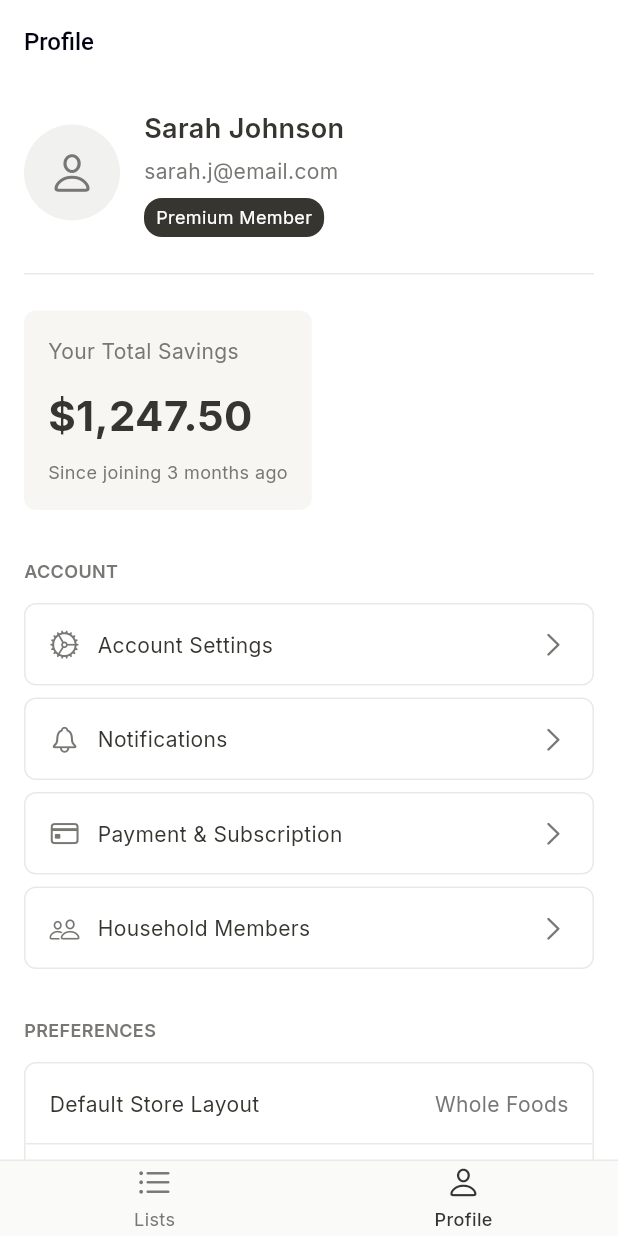
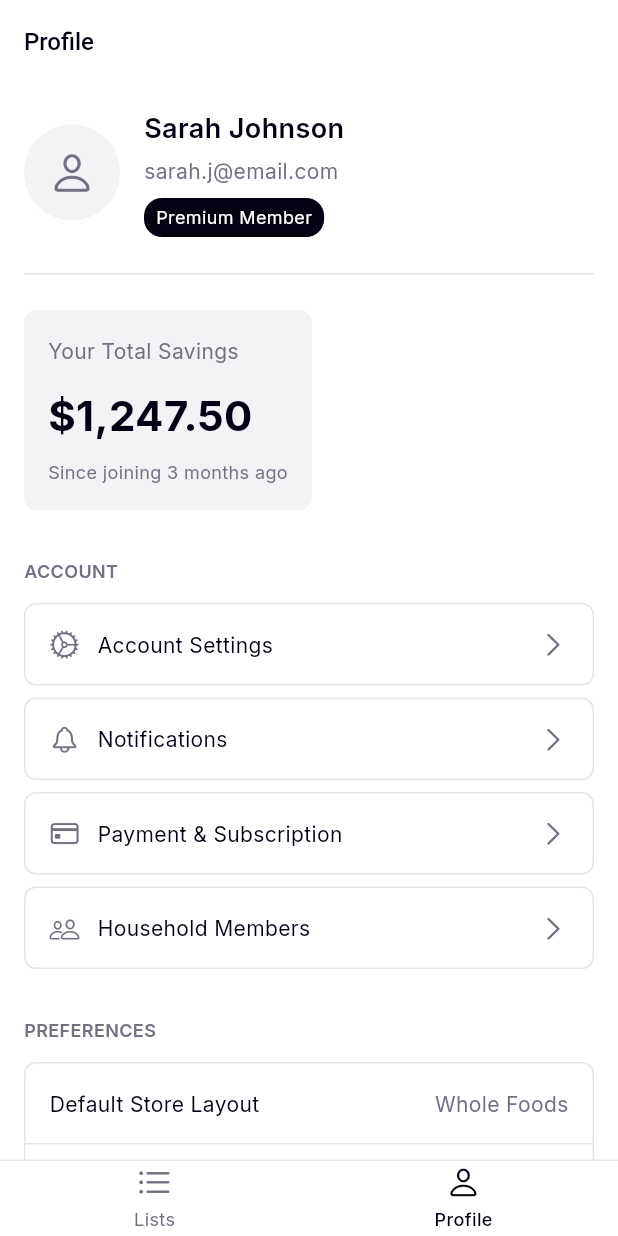
Before and after one commit to shelly-nas/baskit, a Flutter app: the screen it shows after launch, after a tap on "Profile", on a phone screen of 412 x 824 dp. Run offline on Flutter 3.47's test engine with Material 3 defaults, Android fonts, the phone set to English and light mode, and no system bars; our stand-ins replace google_fonts.

Commit message:
feat: Refactor components to utilize design tokens for consistent styling

```diff
--- a/lib/frontend/presentation/components/atoms/app_badge.dart
+++ b/lib/frontend/presentation/components/atoms/app_badge.dart
@@ -1,4 +1,5 @@
 import 'package:flutter/material.dart';
+import '../../../theme/design_tokens.dart';
 import 'app_text.dart';
 
 /// Atomic badge component for labels and indicators
@@ -22,10 +23,16 @@ class AppBadge extends StatelessWidget {
   Widget build(BuildContext context) {
     return Container(
       padding:
-          padding ?? const EdgeInsets.symmetric(horizontal: 8, vertical: 4),
+          padding ??
+          const EdgeInsets.symmetric(
+            horizontal: DesignTokens.spaceMedium,
+            vertical: DesignTokens.spaceSmall,
+          ),
       decoration: BoxDecoration(
         color: backgroundColor,
-        borderRadius: BorderRadius.circular(borderRadius ?? 12),
+        borderRadius: BorderRadius.circular(
+          borderRadius ?? DesignTokens.radiusLarge,
+        ),
       ),
       child: AppText(text, fontSize: 12, color: textColor),
     );
--- a/lib/frontend/presentation/components/atoms/app_icon.dart
+++ b/lib/frontend/presentation/components/atoms/app_icon.dart
@@ -1,4 +1,6 @@
 import 'package:flutter/material.dart';
+import '../../../theme/colors.dart';
+import '../../../theme/design_tokens.dart';
 
 /// Atomic icon component for consistent iconography
 class AppIcon extends StatelessWidget {
@@ -10,6 +12,10 @@ class AppIcon extends StatelessWidget {
 
   @override
   Widget build(BuildContext context) {
-    return Icon(icon, size: size, color: color);
+    return Icon(
+      icon,
+      size: size ?? DesignTokens.iconMedium,
+      color: color ?? AppColors.foreground,
+    );
   }
 }
--- a/lib/frontend/presentation/components/atoms/app_progress_bar.dart
+++ b/lib/frontend/presentation/components/atoms/app_progress_bar.dart
@@ -1,31 +1,37 @@
 import 'package:flutter/material.dart';
+import '../../../theme/colors.dart';
+import '../../../theme/design_tokens.dart';
 
 /// Atomic progress bar component
 class AppProgressBar extends StatelessWidget {
   final double value;
-  final Color backgroundColor;
-  final Color valueColor;
-  final double height;
-  final double borderRadius;
+  final Color? backgroundColor;
+  final Color? valueColor;
+  final double? height;
+  final double? borderRadius;
 
   const AppProgressBar({
     super.key,
     required this.value,
-    required this.backgroundColor,
-    required this.valueColor,
-    this.height = 6,
-    this.borderRadius = 8,
+    this.backgroundColor,
+    this.valueColor,
+    this.height,
+    this.borderRadius,
   });
 
   @override
   Widget build(BuildContext context) {
     return ClipRRect(
-      borderRadius: BorderRadius.circular(borderRadius),
+      borderRadius: BorderRadius.circular(
+        borderRadius ?? DesignTokens.radiusMedium,
+      ),
       child: LinearProgressIndicator(
         value: value,
-        minHeight: height,
-        backgroundColor: backgroundColor,
-        valueColor: AlwaysStoppedAnimation<Color>(valueColor),
+        minHeight: height ?? 6,
+        backgroundColor: backgroundColor ?? AppColors.secondary,
+        valueColor: AlwaysStoppedAnimation<Color>(
+          valueColor ?? AppColors.primary,
+        ),
       ),
     );
   }
--- a/lib/frontend/presentation/components/atoms/app_text.dart
+++ b/lib/frontend/presentation/components/atoms/app_text.dart
@@ -1,4 +1,6 @@
 import 'package:flutter/material.dart';
+import '../../../theme/colors.dart';
+import '../../../theme/typography.dart';
 
 /// Atomic text component for consistent typography
 class AppText extends StatelessWidget {
@@ -25,6 +27,9 @@ class AppText extends StatelessWidget {
 
   @override
   Widget build(BuildContext context) {
+    // Use AppTypography's bodyMedium as the base style
+    final baseStyle = AppTypography.textTheme.bodyMedium;
+
     return Text(
       text,
       style:
@@ -33,7 +38,11 @@ class AppText extends StatelessWidget {
             fontSize: fontSize,
             fontWeight: fontWeight,
           ) ??
-          TextStyle(color: color, fontSize: fontSize, fontWeight: fontWeight),
+          baseStyle?.copyWith(
+            color: color ?? AppColors.foreground,
+            fontSize: fontSize,
+            fontWeight: fontWeight,
+          ),
       maxLines: maxLines,
       overflow: overflow,
       textAlign: textAlign,
--- a/lib/frontend/presentation/components/molecules/bottom_nav_item.dart
+++ b/lib/frontend/presentation/components/molecules/bottom_nav_item.dart
@@ -1,4 +1,5 @@
 import 'package:flutter/material.dart';
+import '../../../theme/colors.dart';
 import '../../../theme/design_tokens.dart';
 import '../atoms/app_icon.dart';
 import '../atoms/app_text.dart';
@@ -38,8 +39,8 @@ class BottomNavItem extends StatelessWidget {
                   icon,
                   size: DesignTokens.iconLarge,
                   color: isSelected
-                      ? const Color(0xFF37352F)
-                      : const Color(0xFF787774),
+                      ? AppColors.primary
+                      : AppColors.mutedForeground,
                 ),
                 const VerticalSpace.small(),
                 AppText(
@@ -47,8 +48,8 @@ class BottomNavItem extends StatelessWidget {
                   fontSize: 12,
                   fontWeight: isSelected ? FontWeight.w500 : FontWeight.w400,
                   color: isSelected
-                      ? const Color(0xFF37352F)
-                      : const Color(0xFF787774),
+                      ? AppColors.primary
+                      : AppColors.mutedForeground,
                 ),
               ],
             ),
--- a/lib/frontend/presentation/components/molecules/list_card_header.dart
+++ b/lib/frontend/presentation/components/molecules/list_card_header.dart
@@ -1,5 +1,5 @@
 import 'package:flutter/cupertino.dart';
-import 'package:flutter/material.dart';
+import '../../../theme/colors.dart';
 import '../../../theme/design_tokens.dart';
 import '../atoms/app_icon.dart';
 import '../atoms/app_text.dart';
@@ -23,14 +23,14 @@ class ListCardHeader extends StatelessWidget {
                 name,
                 fontSize: 16,
                 fontWeight: FontWeight.w600,
-                color: const Color(0xFF37352F),
+                color: AppColors.foreground,
               ),
               if (isShared) ...[
                 const HorizontalSpace.medium(),
                 const AppIcon(
                   CupertinoIcons.person_2,
                   size: DesignTokens.iconSmall,
-                  color: Color(0xFF787774),
+                  color: AppColors.mutedForeground,
                 ),
               ],
             ],
--- a/lib/frontend/presentation/components/molecules/list_card_info.dart
+++ b/lib/frontend/presentation/components/molecules/list_card_info.dart
@@ -1,4 +1,5 @@
 import 'package:flutter/material.dart';
+import '../../../theme/colors.dart';
 import '../atoms/app_text.dart';
 
 /// Molecular component for list card info text
@@ -17,7 +18,7 @@ class ListCardInfo extends StatelessWidget {
     return AppText(
       '$completedItems/$totalItems items completed',
       fontSize: 12,
-      color: const Color(0xFF787774),
+      color: AppColors.mutedForeground,
     );
   }
 }
--- a/lib/frontend/presentation/components/molecules/list_header.dart
+++ b/lib/frontend/presentation/components/molecules/list_header.dart
@@ -1,5 +1,6 @@
 import 'package:flutter/cupertino.dart';
 import 'package:flutter/material.dart';
+import '../../../theme/colors.dart';
 import '../../../theme/design_tokens.dart';
 import '../atoms/app_icon.dart';
 import '../atoms/app_text.dart';
@@ -26,13 +27,14 @@ class ListHeader extends StatelessWidget {
           title,
           fontSize: 28,
           fontWeight: FontWeight.w700,
-          color: const Color(0xFF37352F),
+          color: AppColors.foreground,
         ),
         if (showAddButton)
           IconButton(
             icon: const AppIcon(
               CupertinoIcons.add_circled_solid,
               size: DesignTokens.iconXLarge,
+              color: AppColors.foreground,
             ),
             onPressed: onAddPressed ?? () {},
           ),
--- a/lib/frontend/presentation/components/molecules/menu_item.dart
+++ b/lib/frontend/presentation/components/molecules/menu_item.dart
@@ -1,5 +1,6 @@
 import 'package:flutter/cupertino.dart';
 import 'package:flutter/material.dart';
+import '../../../theme/colors.dart';
 import '../../../theme/design_tokens.dart';
 import '../atoms/app_icon.dart';
 import '../atoms/app_text.dart';
@@ -22,10 +23,10 @@ class MenuItem extends StatelessWidget {
   Widget build(BuildContext context) {
     return Container(
       decoration: BoxDecoration(
-        color: Colors.white,
+        color: AppColors.card,
         borderRadius: BorderRadius.circular(DesignTokens.radiusMedium),
         border: Border.all(
-          color: const Color(0xFFE9E9E7),
+          color: AppColors.border,
           width: DesignTokens.borderThin,
         ),
       ),
@@ -33,28 +34,28 @@ class MenuItem extends StatelessWidget {
         color: Colors.transparent,
         child: InkWell(
           onTap: onTap,
-          borderRadius: BorderRadius.circular(8),
+          borderRadius: BorderRadius.circular(DesignTokens.radiusMedium),
           child: Padding(
-            padding: const EdgeInsets.all(16.0),
+            padding: const EdgeInsets.all(DesignTokens.spaceXLarge),
             child: Row(
               children: [
                 AppIcon(
                   icon,
                   size: DesignTokens.iconMedium,
-                  color: const Color(0xFF787774),
+                  color: AppColors.mutedForeground,
                 ),
                 const HorizontalSpace.large(),
                 Expanded(
                   child: AppText(
                     label,
                     fontSize: 14,
-                    color: const Color(0xFF37352F),
+                    color: AppColors.foreground,
                   ),
                 ),
                 const AppIcon(
                   CupertinoIcons.chevron_right,
                   size: DesignTokens.iconMedium,
-                  color: Color(0xFF787774),
+                  color: AppColors.mutedForeground,
                 ),
               ],
             ),
--- a/lib/frontend/presentation/components/molecules/preference_item.dart
+++ b/lib/frontend/presentation/components/molecules/preference_item.dart
@@ -1,4 +1,6 @@
 import 'package:flutter/material.dart';
+import '../../../theme/colors.dart';
+import '../../../theme/design_tokens.dart';
 import '../atoms/app_text.dart';
 
 /// Molecular component for preference items with label and value
@@ -21,12 +23,12 @@ class PreferenceItem extends StatelessWidget {
       child: InkWell(
         onTap: onTap,
         child: Padding(
-          padding: const EdgeInsets.all(16.0),
+          padding: const EdgeInsets.all(DesignTokens.spaceXLarge),
           child: Row(
             mainAxisAlignment: MainAxisAlignment.spaceBetween,
             children: [
-              AppText(label, fontSize: 14, color: const Color(0xFF37352F)),
-              AppText(value, fontSize: 14, color: const Color(0xFF787774)),
+              AppText(label, fontSize: 14, color: AppColors.foreground),
+              AppText(value, fontSize: 14, color: AppColors.mutedForeground),
             ],
           ),
         ),
--- a/lib/frontend/presentation/components/molecules/preference_toggle.dart
+++ b/lib/frontend/presentation/components/molecules/preference_toggle.dart
@@ -1,5 +1,6 @@
 import 'package:flutter/cupertino.dart';
-import 'package:flutter/material.dart';
+import '../../../theme/colors.dart';
+import '../../../theme/design_tokens.dart';
 import '../atoms/app_text.dart';
 
 /// Molecular component for preference toggle items with switch
@@ -18,15 +19,16 @@ class PreferenceToggle extends StatelessWidget {
   @override
   Widget build(BuildContext context) {
     return Padding(
-      padding: const EdgeInsets.all(16.0),
+      padding: const EdgeInsets.all(DesignTokens.spaceXLarge),
       child: Row(
         mainAxisAlignment: MainAxisAlignment.spaceBetween,
         children: [
-          AppText(label, fontSize: 14, color: const Color(0xFF37352F)),
+          AppText(label, fontSize: 14, color: AppColors.foreground),
           CupertinoSwitch(
             value: value,
             onChanged: onChanged,
-            activeTrackColor: const Color(0xFF37352F),
+            activeTrackColor: AppColors.primary,
+            trackColor: AppColors.switchBackground,
           ),
         ],
       ),
--- a/lib/frontend/presentation/components/molecules/profile_header.dart
+++ b/lib/frontend/presentation/components/molecules/profile_header.dart
@@ -1,5 +1,7 @@
 import 'package:flutter/cupertino.dart';
 import 'package:flutter/material.dart';
+import '../../../theme/colors.dart';
+import '../../../theme/design_tokens.dart';
 import '../atoms/app_avatar.dart';
 import '../atoms/app_badge.dart';
 import '../atoms/app_text.dart';
@@ -24,8 +26,8 @@ class ProfileHeader extends StatelessWidget {
       children: [
         const AppAvatar(
           icon: CupertinoIcons.person,
-          backgroundColor: Color(0xFFF1F1EF),
-          iconColor: Color(0xFF787774),
+          backgroundColor: AppColors.secondary,
+          iconColor: AppColors.mutedForeground,
         ),
         const HorizontalSpace.xLarge(),
         Expanded(
@@ -36,15 +38,15 @@ class ProfileHeader extends StatelessWidget {
                 name,
                 fontSize: 18,
                 fontWeight: FontWeight.w600,
-                color: const Color(0xFF37352F),
+                color: AppColors.foreground,
               ),
-              const VerticalSpace(4),
-              AppText(email, fontSize: 14, color: const Color(0xFF787774)),
-              const VerticalSpace(8),
+              const VerticalSpace(DesignTokens.spaceSmall),
+              AppText(email, fontSize: 14, color: AppColors.mutedForeground),
+              const VerticalSpace(DesignTokens.spaceMedium),
               AppBadge(
                 text: badgeText,
-                backgroundColor: const Color(0xFF37352F),
-                textColor: Colors.white,
+                backgroundColor: AppColors.primary,
+                textColor: AppColors.primaryForeground,
               ),
             ],
           ),
--- a/lib/frontend/presentation/components/molecules/section_header.dart
+++ b/lib/frontend/presentation/components/molecules/section_header.dart
@@ -1,4 +1,5 @@
 import 'package:flutter/material.dart';
+import '../../../theme/colors.dart';
 import '../atoms/app_text.dart';
 
 /// Molecular component for section headers
@@ -13,7 +14,7 @@ class SectionHeader extends StatelessWidget {
       title,
       fontSize: 12,
       fontWeight: FontWeight.w600,
-      color: const Color(0xFF787774),
+      color: AppColors.mutedForeground,
     );
   }
 }
--- a/lib/frontend/presentation/components/organisms/bottom_navigation.dart
+++ b/lib/frontend/presentation/components/organisms/bottom_navigation.dart
@@ -1,5 +1,5 @@
 import 'package:flutter/cupertino.dart';
-import 'package:flutter/material.dart';
+import '../../../theme/colors.dart';
 import '../../../theme/design_tokens.dart';
 import '../molecules/bottom_nav_item.dart';
 
@@ -18,10 +18,10 @@ class BottomNavigation extends StatelessWidget {
   Widget build(BuildContext context) {
     return Container(
       decoration: const BoxDecoration(
-        color: Color(0xFFFAFAF9),
+        color: AppColors.card,
         border: Border(
           top: BorderSide(
-            color: Color(0xFFE9E9E7),
+            color: AppColors.border,
             width: DesignTokens.borderThin,
           ),
         ),
--- a/lib/frontend/presentation/components/organisms/logout_button.dart
+++ b/lib/frontend/presentation/components/organisms/logout_button.dart
@@ -1,5 +1,6 @@
 import 'package:flutter/cupertino.dart';
 import 'package:flutter/material.dart';
+import '../../../theme/colors.dart';
 import '../../../theme/design_tokens.dart';
 import '../atoms/app_icon.dart';
 import '../atoms/app_text.dart';
@@ -15,10 +16,10 @@ class LogoutButton extends StatelessWidget {
   Widget build(BuildContext context) {
     return Container(
       decoration: BoxDecoration(
-        color: const Color(0xFFFFEBEB),
+        color: const Color(0xFFFFEBEB), // Light destructive background
         borderRadius: BorderRadius.circular(DesignTokens.radiusMedium),
         border: Border.all(
-          color: const Color(0xFFFFCCCC),
+          color: const Color(0xFFFFCCCC), // Light destructive border
           width: DesignTokens.borderThin,
         ),
       ),
@@ -26,23 +27,23 @@ class LogoutButton extends StatelessWidget {
         color: Colors.transparent,
         child: InkWell(
           onTap: onTap,
-          borderRadius: BorderRadius.circular(8),
+          borderRadius: BorderRadius.circular(DesignTokens.radiusMedium),
           child: const Padding(
-            padding: EdgeInsets.all(16.0),
+            padding: EdgeInsets.all(DesignTokens.spaceXLarge),
             child: Row(
               mainAxisAlignment: MainAxisAlignment.center,
               children: [
                 AppIcon(
                   CupertinoIcons.square_arrow_right,
                   size: DesignTokens.iconMedium,
-                  color: Color(0xFFDC2626),
+                  color: AppColors.destructive,
                 ),
                 HorizontalSpace.medium(),
                 AppText(
                   'Log Out',
                   fontSize: 14,
                   fontWeight: FontWeight.w600,
-                  color: Color(0xFFDC2626),
+                  color: AppColors.destructive,
                 ),
               ],
             ),
--- a/lib/frontend/presentation/components/organisms/preferences_section.dart
+++ b/lib/frontend/presentation/components/organisms/preferences_section.dart
@@ -1,4 +1,5 @@
 import 'package:flutter/material.dart';
+import '../../../theme/colors.dart';
 import '../../../theme/design_tokens.dart';
 import '../atoms/app_divider.dart';
 import '../molecules/preference_item.dart';
@@ -27,10 +28,10 @@ class PreferencesSection extends StatelessWidget {
   Widget build(BuildContext context) {
     return Container(
       decoration: BoxDecoration(
-        color: Colors.white,
+        color: AppColors.card,
         borderRadius: BorderRadius.circular(DesignTokens.radiusMedium),
         border: Border.all(
-          color: const Color(0xFFE9E9E7),
+          color: AppColors.border,
           width: DesignTokens.borderThin,
         ),
       ),
@@ -41,13 +42,13 @@ class PreferencesSection extends StatelessWidget {
             value: defaultStoreValue,
             onTap: onDefaultStoreTap,
           ),
-          const AppDivider(height: 1, color: Color(0xFFE9E9E7)),
+          const AppDivider(height: 1, color: AppColors.border),
           PreferenceItem(
             label: 'Price Alert Threshold',
             value: priceAlertValue,
             onTap: onPriceAlertTap,
           ),
-          const AppDivider(height: 1, color: Color(0xFFE9E9E7)),
+          const AppDivider(height: 1, color: AppColors.border),
           PreferenceToggle(
             label: 'Shopping Reminder',
             value: shoppingReminderValue,
--- a/lib/frontend/presentation/components/organisms/savings_summary.dart
+++ b/lib/frontend/presentation/components/organisms/savings_summary.dart
@@ -1,4 +1,6 @@
 import 'package:flutter/material.dart';
+import '../../../theme/colors.dart';
+import '../../../theme/design_tokens.dart';
 import '../atoms/app_text.dart';
 import '../atoms/spacing.dart';
 
@@ -16,10 +18,10 @@ class SavingsSummary extends StatelessWidget {
   @override
   Widget build(BuildContext context) {
     return Container(
-      padding: const EdgeInsets.all(16),
+      padding: const EdgeInsets.all(DesignTokens.spaceXLarge),
       decoration: BoxDecoration(
-        color: const Color(0xFFF7F6F3),
-        borderRadius: BorderRadius.circular(8),
+        color: AppColors.secondary,
+        borderRadius: BorderRadius.circular(DesignTokens.radiusMedium),
       ),
       child: Column(
         crossAxisAlignment: CrossAxisAlignment.start,
@@ -27,20 +29,20 @@ class SavingsSummary extends StatelessWidget {
           const AppText(
             'Your Total Savings',
             fontSize: 14,
-            color: Color(0xFF787774),
+            color: AppColors.mutedForeground,
           ),
-          const VerticalSpace(12),
+          const VerticalSpace(DesignTokens.spaceLarge),
           AppText(
             totalSavings,
             fontSize: 28,
             fontWeight: FontWeight.w700,
-            color: const Color(0xFF37352F),
+            color: AppColors.foreground,
           ),
-          const VerticalSpace(8),
+          const VerticalSpace(DesignTokens.spaceMedium),
           AppText(
             membershipDuration,
             fontSize: 12,
-            color: const Color(0xFF787774),
+            color: AppColors.mutedForeground,
           ),
         ],
       ),
--- a/lib/frontend/presentation/components/organisms/shopping_list_card_component.dart
+++ b/lib/frontend/presentation/components/organisms/shopping_list_card_component.dart
@@ -1,4 +1,6 @@
 import 'package:flutter/material.dart';
+import '../../../theme/colors.dart';
+import '../../../theme/design_tokens.dart';
 import '../../models/shopping_list.dart';
 import '../atoms/app_progress_bar.dart';
 import '../atoms/spacing.dart';
@@ -15,33 +17,36 @@ class ShoppingListCardComponent extends StatelessWidget {
   @override
   Widget build(BuildContext context) {
     return Container(
-      margin: const EdgeInsets.only(bottom: 12),
+      margin: const EdgeInsets.only(bottom: DesignTokens.spaceLarge),
       decoration: BoxDecoration(
-        color: Colors.white,
-        borderRadius: BorderRadius.circular(8),
-        border: Border.all(color: const Color(0xFFE9E9E7), width: 1),
+        color: AppColors.card,
+        borderRadius: BorderRadius.circular(DesignTokens.radiusMedium),
+        border: Border.all(
+          color: AppColors.border,
+          width: DesignTokens.borderThin,
+        ),
       ),
       child: Material(
         color: Colors.transparent,
         child: InkWell(
           onTap: onTap ?? () {},
-          borderRadius: BorderRadius.circular(8),
+          borderRadius: BorderRadius.circular(DesignTokens.radiusMedium),
           child: Padding(
-            padding: const EdgeInsets.all(16.0),
+            padding: const EdgeInsets.all(DesignTokens.spaceXLarge),
             child: Column(
               crossAxisAlignment: CrossAxisAlignment.start,
               children: [
                 ListCardHeader(name: list.name, isShared: list.isShared),
-                const VerticalSpace(4),
+                const VerticalSpace(DesignTokens.spaceSmall),
                 ListCardInfo(
                   completedItems: list.completedItems,
                   totalItems: list.itemCount,
                 ),
-                const VerticalSpace(12),
+                const VerticalSpace(DesignTokens.spaceLarge),
                 AppProgressBar(
                   value: list.completionPercentage,
-                  backgroundColor: const Color(0xFFF1F1EF),
-                  valueColor: const Color(0xFF37352F),
+                  backgroundColor: AppColors.secondary,
+                  valueColor: AppColors.primary,
                 ),
               ],
             ),
--- a/lib/frontend/presentation/components/organisms/user_info_section.dart
+++ b/lib/frontend/presentation/components/organisms/user_info_section.dart
@@ -1,4 +1,5 @@
 import 'package:flutter/material.dart';
+import '../../../theme/colors.dart';
 import '../../../theme/design_tokens.dart';
 import '../molecules/profile_header.dart';
 
@@ -18,11 +19,11 @@ class UserInfoSection extends StatelessWidget {
   @override
   Widget build(BuildContext context) {
     return Container(
-      padding: const EdgeInsets.only(bottom: 24),
+      padding: const EdgeInsets.only(bottom: DesignTokens.space2XLarge),
       decoration: const BoxDecoration(
         border: Border(
           bottom: BorderSide(
-            color: Color(0xFFE9E9E7),
+            color: AppColors.border,
             width: DesignTokens.borderThin,
           ),
         ),
--- a/lib/frontend/presentation/components/organisms/version_display.dart
+++ b/lib/frontend/presentation/components/organisms/version_display.dart
@@ -1,4 +1,5 @@
 import 'package:flutter/material.dart';
+import '../../../theme/colors.dart';
 import '../atoms/app_text.dart';
 
 /// Organism component for version display
@@ -10,7 +11,7 @@ class VersionDisplay extends StatelessWidget {
   @override
   Widget build(BuildContext context) {
     return Center(
-      child: AppText(version, fontSize: 12, color: const Color(0xFF787774)),
+      child: AppText(version, fontSize: 12, color: AppColors.mutedForeground),
     );
   }
 }
```
